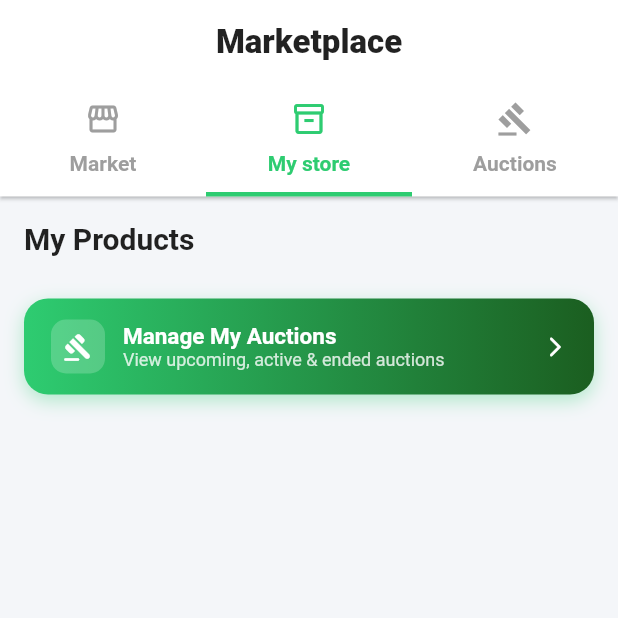
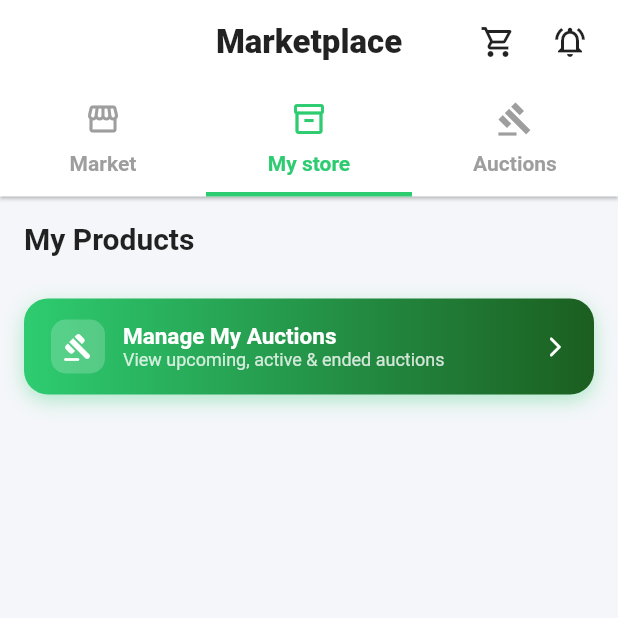
Before and after one commit to AntonMorkos19/Root2Route, a Flutter app: the MarketScreen screen opened directly, tab 2 chosen, on a phone screen of 412 x 824 dp, the top half of it. Run offline on Flutter 3.47's test engine with Material 3 defaults, Android fonts, the phone set to English and light mode, and no system bars; our stand-ins replace dio, flutter_bloc, image_picker, quickalert, shared_preferences; accounts and stored records are empty; network calls fail.

Commit message:
feat: implement account management, market, guest product, and checkout screens

```diff
--- a/lib/screens/market_screen.dart
+++ b/lib/screens/market_screen.dart
@@ -4,6 +4,11 @@ import 'package:root2route/core/theme/app_colors.dart';
 import 'package:root2route/screens/main_market_screen.dart';
 import 'package:root2route/screens/product/my_products_screen.dart';
 import 'package:root2route/screens/auction/public_auctions_screen.dart';
+import 'package:flutter_bloc/flutter_bloc.dart';
+import 'package:root2route/features/notifications/cubit/notification_cubit.dart';
+import 'package:root2route/features/notifications/cubit/notification_state.dart';
+import 'package:root2route/screens/notifications_screen.dart';
+import 'package:root2route/screens/order/cart_screen.dart';
 
 class MarketScreen extends StatefulWidget {
   final String? organizationId;
@@ -35,6 +40,38 @@ class _MarketScreenState extends State<MarketScreen> {
               fontSize: 22,
             ),
           ),
+          actions: [
+            IconButton(
+              icon: const Icon(Icons.shopping_cart_outlined, color: Colors.black87),
+              onPressed: () => Navigator.pushNamed(context, CartScreen.id),
+            ),
+            BlocBuilder<NotificationCubit, NotificationState>(
+              builder: (context, state) {
+                int unreadCount = 0;
+                if (state is NotificationLoaded) {
+                  unreadCount = state.unreadCount;
+                }
+                return IconButton(
+                  onPressed: () => Navigator.push(
+                    context,
+                    MaterialPageRoute(
+                      builder: (_) => const NotificationsScreen(),
+                    ),
+                  ),
+                  icon: Badge(
+                    isLabelVisible: unreadCount > 0,
+                    label: Text(unreadCount.toString()),
+                    backgroundColor: Colors.red,
+                    child: const Icon(
+                      Icons.notifications_active_outlined,
+                      color: Colors.black87,
+                    ),
+                  ),
+                );
+              },
+            ),
+            const SizedBox(width: 8),
+          ],
           bottom: TabBar(
             labelColor: AppColors.primary,
             unselectedLabelColor: Colors.grey,
```
Also changed, not shown: lib/screens/account_screen.dart (+3 -31 lines), lib/screens/guest/guest_products_tab.dart (+37 -0 lines), lib/screens/order/checkout_screen.dart (+6 -2 lines).
